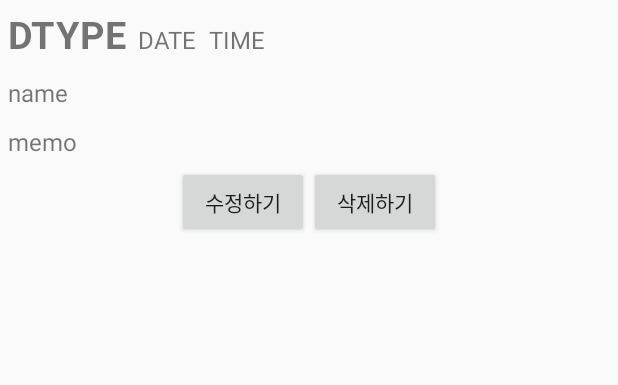
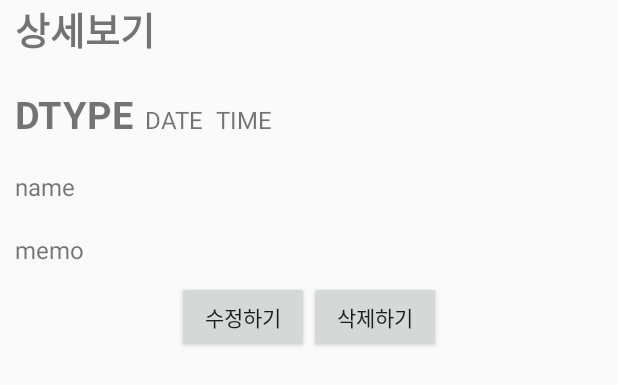
Before and after one commit to godokan/Drunken-Diary, an Android app: the layout dialog_detail.xml on its own in the app's theme, with its tools: preview values and no code run, on a phone screen of 412 x 824 dp. Shown: the top 385 px of the screen. Run offline under Robolectric (Android 15) with nearby library versions, the phone set to English and light mode, and no system bars.

```diff
--- a/app/src/main/res/layout/dialog_detail.xml
+++ b/app/src/main/res/layout/dialog_detail.xml
@@ -3,11 +3,19 @@
     android:orientation="vertical"
     android:layout_width="match_parent"
     android:layout_height="match_parent">
+    <TextView
+        android:layout_width="wrap_content"
+        android:layout_height="wrap_content"
+        android:textSize="25sp"
+        android:textStyle="bold"
+        android:layout_marginStart="10dp"
+        android:layout_marginBottom="10dp"
+        android:text="상세보기" />
     <LinearLayout
         android:layout_width="match_parent"
         android:layout_height="wrap_content"
         android:orientation="horizontal"
-        android:layout_margin="5dp">
+        android:layout_margin="10dp">
         <TextView
             android:id="@+id/dtype"
             android:layout_width="wrap_content"
@@ -36,14 +44,14 @@
         android:layout_height="wrap_content"
         android:textSize="16sp"
         android:text="name"
-        android:layout_margin="5dp"/>
+        android:layout_margin="10dp"/>
     <TextView
         android:id="@+id/memo"
         android:layout_width="match_parent"
         android:layout_height="wrap_content"
         android:textSize="16sp"
         android:text="memo"
-        android:layout_margin="5dp"/>
+        android:layout_margin="10dp"/>
     <LinearLayout
         android:layout_width="match_parent"
         android:layout_height="wrap_content"
```
Also changed, not shown: app/src/main/java/com/example/drunkendiary/DetailAccess.java (+43 -4 lines).
